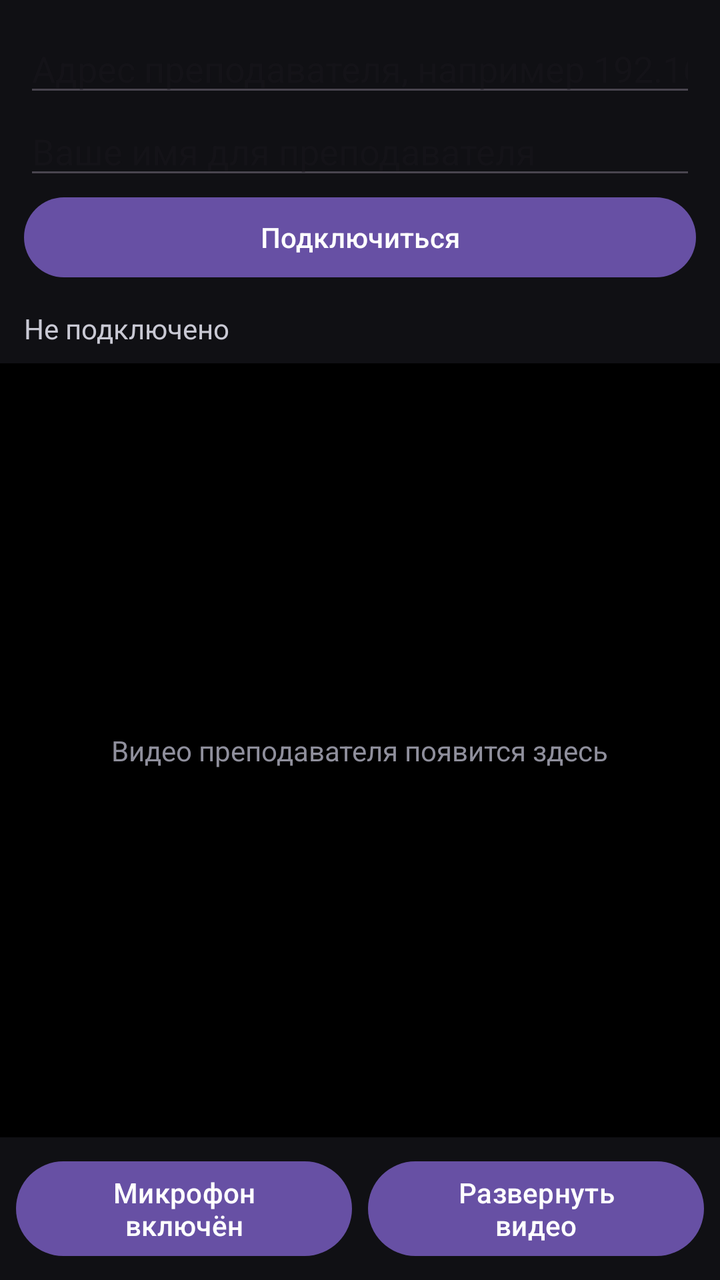
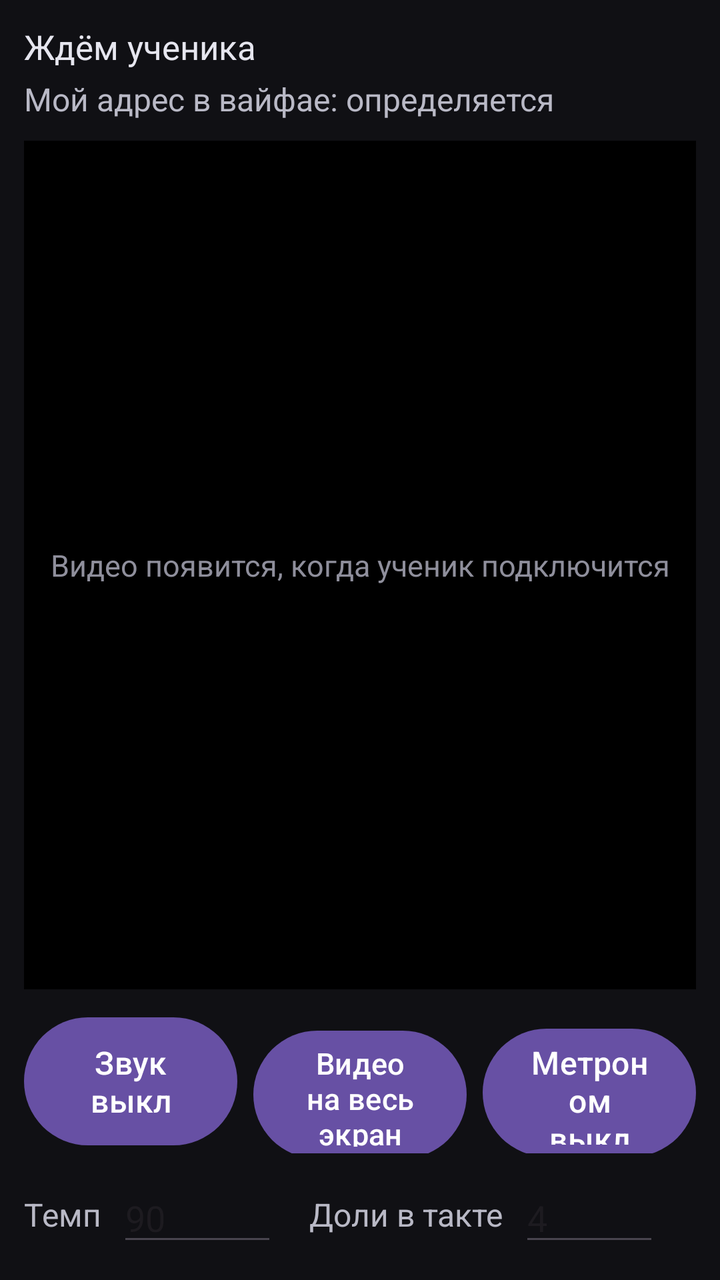

The first picture is an Android layout as it rendered before a commit; the second is the same layout after the commit. The layout source and the unified diff follow.
<!-- AndroidManifest.xml: application theme Theme.MajorLad -->
<!-- res/layout/view_home.xml -->
<?xml version="1.0" encoding="utf-8"?>
<LinearLayout xmlns:android="http://schemas.android.com/apk/res/android"
    android:layout_width="match_parent"
    android:layout_height="match_parent"
    android:orientation="vertical">

    <LinearLayout
        android:id="@+id/connectPanel"
        android:layout_width="match_parent"
        android:layout_height="wrap_content"
        android:orientation="vertical"
        android:padding="12dp">

        <EditText
            android:id="@+id/editHost"
            android:layout_width="match_parent"
            android:layout_height="wrap_content"
            android:autofillHints="url"
            android:hint="Адрес преподавателя, например 192.168.1.5"
            android:importantForAutofill="no"
            android:inputType="textUri"
            android:singleLine="true" />

        <EditText
            android:id="@+id/editName"
            android:layout_width="match_parent"
            android:layout_height="wrap_content"
            android:hint="Ваше имя для преподавателя"
            android:importantForAutofill="no"
            android:inputType="textPersonName"
            android:singleLine="true" />

        <Button
            android:id="@+id/btnConnect"
            android:layout_width="match_parent"
            android:layout_height="wrap_content"
            android:text="Подключиться" />
    </LinearLayout>

    <TextView
        android:id="@+id/statusText"
        android:layout_width="match_parent"
        android:layout_height="wrap_content"
        android:paddingHorizontal="12dp"
        android:paddingBottom="8dp"
        android:text="Не подключено"
        android:textColor="#c9c9d4" />

    <FrameLayout
        android:layout_width="match_parent"
        android:layout_height="0dp"
        android:layout_weight="1"
        android:background="#000000">

        <ImageView
            android:id="@+id/videoView"
            android:layout_width="match_parent"
            android:layout_height="match_parent"
            android:contentDescription="Видео преподавателя"
            android:scaleType="fitCenter" />

        <TextView
            android:id="@+id/videoHint"
            android:layout_width="wrap_content"
            android:layout_height="wrap_content"
            android:layout_gravity="center"
            android:gravity="center"
            android:padding="16dp"
            android:text="Видео преподавателя появится здесь"
            android:textColor="#8f8f9c" />
    </FrameLayout>

    <LinearLayout
        android:layout_width="match_parent"
        android:layout_height="wrap_content"
        android:orientation="horizontal"
        android:padding="8dp">

        <Button
            android:id="@+id/btnMic"
            android:layout_width="0dp"
            android:layout_height="wrap_content"
            android:layout_marginEnd="8dp"
            android:layout_weight="1"
            android:text="Микрофон включён" />

        <Button
            android:id="@+id/btnExpand"
            android:layout_width="0dp"
            android:layout_height="wrap_content"
            android:layout_weight="1"
            android:text="Развернуть видео" />
    </LinearLayout>

</LinearLayout>
<!-- resources referenced by this layout -->
<resources>
  <style name="Theme.MajorLad" parent="Theme.Material3.DayNight.NoActionBar">
          <item name="android:statusBarColor">#101014</item>
          <item name="android:navigationBarColor">#101014</item>
          <item name="android:windowBackground">#101014</item>
      </style>
</resources>

<!-- the commit's change to res/layout/view_home.xml (unified diff, before → after) -->
@@ -2,94 +2,136 @@
 <LinearLayout xmlns:android="http://schemas.android.com/apk/res/android"
     android:layout_width="match_parent"
     android:layout_height="match_parent"
-    android:orientation="vertical">
-
-    <LinearLayout
-        android:id="@+id/connectPanel"
-        android:layout_width="match_parent"
-        android:layout_height="wrap_content"
-        android:orientation="vertical"
-        android:padding="12dp">
-
-        <EditText
-            android:id="@+id/editHost"
-            android:layout_width="match_parent"
-            android:layout_height="wrap_content"
-            android:autofillHints="url"
-            android:hint="Адрес преподавателя, например 192.168.1.5"
-            android:importantForAutofill="no"
-            android:inputType="textUri"
-            android:singleLine="true" />
-
-        <EditText
-            android:id="@+id/editName"
-            android:layout_width="match_parent"
-            android:layout_height="wrap_content"
-            android:hint="Ваше имя для преподавателя"
-            android:importantForAutofill="no"
-            android:inputType="textPersonName"
-            android:singleLine="true" />
-
-        <Button
-            android:id="@+id/btnConnect"
-            android:layout_width="match_parent"
-            android:layout_height="wrap_content"
-            android:text="Подключиться" />
-    </LinearLayout>
+    android:orientation="vertical"
+    android:padding="12dp">
 
     <TextView
         android:id="@+id/statusText"
         android:layout_width="match_parent"
         android:layout_height="wrap_content"
-        android:paddingHorizontal="12dp"
-        android:paddingBottom="8dp"
-        android:text="Не подключено"
-        android:textColor="#c9c9d4" />
+        android:text="Ждём ученика"
+        android:textColor="#e6e6ef"
+        android:textSize="17sp" />
+
+    <TextView
+        android:id="@+id/addressText"
+        android:layout_width="match_parent"
+        android:layout_height="wrap_content"
+        android:layout_marginTop="4dp"
+        android:text="Мой адрес в вайфае: определяется"
+        android:textColor="#b9b9c6"
+        android:textSize="16sp" />
 
     <FrameLayout
+        android:id="@+id/videoBox"
         android:layout_width="match_parent"
         android:layout_height="0dp"
+        android:layout_marginTop="10dp"
         android:layout_weight="1"
-        android:background="#000000">
+        android:background="#000000"
+        android:minHeight="160dp">
 
         <ImageView
             android:id="@+id/videoView"
             android:layout_width="match_parent"
             android:layout_height="match_parent"
-            android:contentDescription="Видео преподавателя"
+            android:contentDescription="Видео собеседника"
             android:scaleType="fitCenter" />
 
         <TextView
             android:id="@+id/videoHint"
-            android:layout_width="wrap_content"
-            android:layout_height="wrap_content"
-            android:layout_gravity="center"
+            android:layout_width="match_parent"
+            android:layout_height="match_parent"
             android:gravity="center"
-            android:padding="16dp"
-            android:text="Видео преподавателя появится здесь"
-            android:textColor="#8f8f9c" />
+            android:padding="12dp"
+            android:text="Видео появится, когда ученик подключится"
+            android:textColor="#8f8f9c"
+            android:textSize="15sp" />
     </FrameLayout>
 
     <LinearLayout
         android:layout_width="match_parent"
         android:layout_height="wrap_content"
-        android:orientation="horizontal"
-        android:padding="8dp">
+        android:layout_marginTop="10dp"
+        android:orientation="horizontal">
 
         <Button
             android:id="@+id/btnMic"
             android:layout_width="0dp"
-            android:layout_height="wrap_content"
-            android:layout_marginEnd="8dp"
+            android:layout_height="72dp"
             android:layout_weight="1"
-            android:text="Микрофон включён" />
+            android:contentDescription="Микрофон выключен"
+            android:text="Звук\nвыкл"
+            android:textSize="16sp" />
 
         <Button
             android:id="@+id/btnExpand"
             android:layout_width="0dp"
+            android:layout_height="72dp"
+            android:layout_marginStart="8dp"
+            android:layout_marginEnd="8dp"
+            android:layout_weight="1"
+            android:contentDescription="Развернуть видео"
+            android:text="Видео\nна весь экран"
+            android:textSize="15sp" />
+
+        <Button
+            android:id="@+id/btnMetro"
+            android:layout_width="0dp"
+            android:layout_height="72dp"
+            android:layout_weight="1"
+            android:contentDescription="Метроном выключен"
+            android:text="Метроном\nвыкл"
+            android:textSize="16sp" />
+    </LinearLayout>
+
+    <LinearLayout
+        android:layout_width="match_parent"
+        android:layout_height="wrap_content"
+        android:layout_marginTop="10dp"
+        android:gravity="center_vertical"
+        android:orientation="horizontal">
+
+        <TextView
+            android:layout_width="wrap_content"
             android:layout_height="wrap_content"
-            android:layout_weight="1"
-            android:text="Развернуть видео" />
+            android:labelFor="@+id/editBpm"
+            android:text="Темп"
+            android:textColor="#b9b9c6"
+            android:textSize="16sp" />
+
+        <EditText
+            android:id="@+id/editBpm"
+            android:layout_width="80dp"
+            android:layout_height="wrap_content"
+            android:layout_marginStart="8dp"
+            android:layout_marginEnd="16dp"
+            android:contentDescription="Темп в ударах в минуту"
+            android:imeOptions="actionDone"
+            android:inputType="number"
+            android:selectAllOnFocus="true"
+            android:singleLine="true"
+            android:text="90" />
+
+        <TextView
+            android:layout_width="wrap_content"
+            android:layout_height="wrap_content"
+            android:labelFor="@+id/editBeats"
+            android:text="Доли в такте"
+            android:textColor="#b9b9c6"
+            android:textSize="16sp" />
+
+        <EditText
+            android:id="@+id/editBeats"
+            android:layout_width="70dp"
+            android:layout_height="wrap_content"
+            android:layout_marginStart="8dp"
+            android:contentDescription="Количество долей в такте"
+            android:imeOptions="actionDone"
+            android:inputType="number"
+            android:selectAllOnFocus="true"
+            android:singleLine="true"
+            android:text="4" />
     </LinearLayout>
 
 </LinearLayout>
